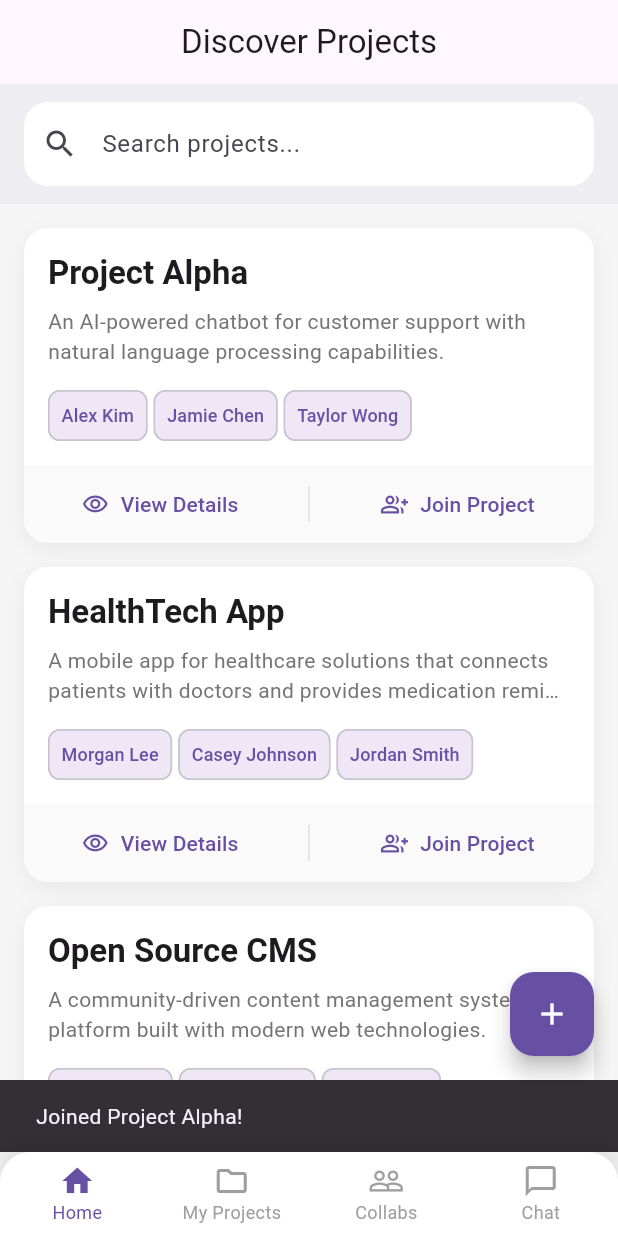
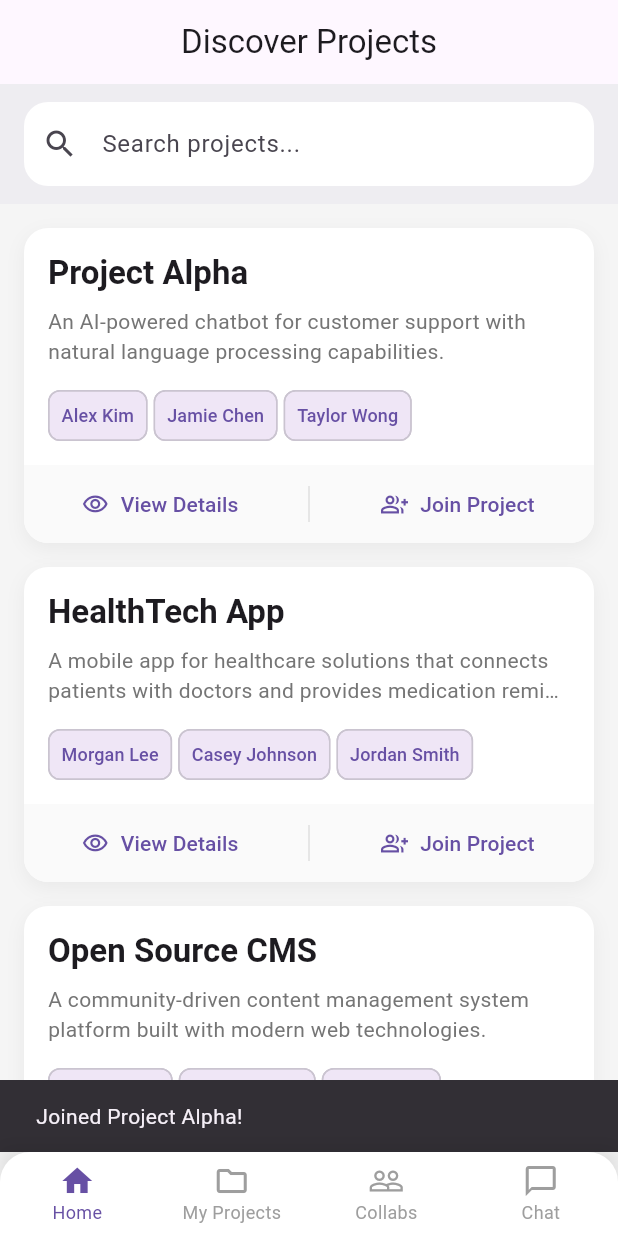
Before and after one commit to DaveSaah/collabhub, a Flutter app: the screen it shows once a user with an empty profile is signed in, after a tap on "Join Project", on a phone screen of 412 x 824 dp. Run offline on Flutter 3.47's test engine with Material 3 defaults, Android fonts, the light colour scheme and no system bars; our stand-ins replace cloud_firestore, firebase_auth, firebase_core; accounts and stored records are empty.

Commit message:
removed the add floatingactionbutton

```diff
--- a/lib/features/auth/login_screen.dart
+++ b/lib/features/auth/login_screen.dart
@@ -11,11 +11,43 @@ class LoginScreen extends StatefulWidget {
   State<LoginScreen> createState() => _LoginScreenState();
 }
 
-class _LoginScreenState extends State<LoginScreen> {
+class _LoginScreenState extends State<LoginScreen> with SingleTickerProviderStateMixin {
   bool _obscureText = true;
+  bool _isLoading = false;
   final TextEditingController _emailController = TextEditingController();
   final TextEditingController _passwordController = TextEditingController();
   final AuthService _authService = AuthService();
+
+  // Animation controllers
+  late AnimationController _animationController;
+  late Animation<double> _fadeAnimation;
+  late Animation<double> _scaleAnimation;
+
+  @override
+  void initState() {
+    super.initState();
+    _animationController = AnimationController(
+      vsync: this,
+      duration: const Duration(milliseconds: 600),
+    );
+
+    _fadeAnimation = Tween<double>(begin: 0.0, end: 1.0).animate(
+      CurvedAnimation(
+        parent: _animationController,
+        curve: Curves.easeIn,
+      ),
+    );
+
+    _scaleAnimation = Tween<double>(begin: 0.8, end: 1.0).animate(
+      CurvedAnimation(
+        parent: _animationController,
+        curve: Curves.easeOutBack,
+      ),
+    );
+
+    // Start the animation when the screen loads
+    _animationController.forward();
+  }
 
   // Validation functions
   bool _isValidAshesiEmail(String email) {
@@ -59,9 +91,19 @@ class _LoginScreenState extends State<LoginScreen> {
       return;
     }
 
+    // Start loading animation
+    setState(() {
+      _isLoading = true;
+    });
+
     try {
       await _authService.signInWithEmailAndPassword(email, password);
       if (mounted) {
+        // Stop loading animation
+        setState(() {
+          _isLoading = false;
+        });
+
         showDialog(
           context: context,
           builder:
@@ -73,8 +115,18 @@ class _LoginScreenState extends State<LoginScreen> {
                 onDismiss: () {
                   Navigator.pushReplacement(
                     context,
-                    MaterialPageRoute(
-                      builder: (context) => const ProjectListingsScreen(),
+                    PageRouteBuilder(
+                      pageBuilder: (context, animation, secondaryAnimation) => const ProjectListingsScreen(),
+                      transitionsBuilder: (context, animation, secondaryAnimation, child) {
+                        var begin = const Offset(1.0, 0.0);
+                        var end = Offset.zero;
+                        var curve = Curves.easeInOut;
+                        var tween = Tween(begin: begin, end: end).chain(CurveTween(curve: curve));
+                        return SlideTransition(
+                          position: animation.drive(tween),
+                          child: child,
+                        );
+                      },
                     ),
                   );
                 },
@@ -83,6 +135,11 @@ class _LoginScreenState extends State<LoginScreen> {
       }
     } catch (e) {
       if (mounted) {
+        // Stop loading animation
+        setState(() {
+          _isLoading = false;
+        });
+
         String errorMessage = 'Login failed';
         IconData errorIcon = Icons.error_outline;
 
@@ -114,6 +171,7 @@ class _LoginScreenState extends State<LoginScreen> {
   void dispose() {
     _emailController.dispose();
     _passwordController.dispose();
+    _animationController.dispose();
     super.dispose();
   }
 
@@ -121,7 +179,11 @@ class _LoginScreenState extends State<LoginScreen> {
   Widget build(BuildContext context) {
     return Scaffold(
       backgroundColor: Colors.white,
-      body: Center(
+      body: FadeTransition(
+        opacity: _fadeAnimation,
+        child: ScaleTransition(
+          scale: _scaleAnimation,
+          child: Center(
             child: SingleChildScrollView(
               child: Padding(
                 padding: const EdgeInsets.all(24.0),
@@ -291,9 +353,9 @@ class _LoginScreenState extends State<LoginScreen> {
                     ),
                     const SizedBox(height: 32),
 
-                // Sign In Button
+                    // Sign In Button with Loading Animation
                     ElevatedButton(
-                  onPressed: _loginUser,
+                      onPressed: _isLoading ? null : _loginUser,
                       style: ElevatedButton.styleFrom(
                         backgroundColor: Colors.deepPurple,
                         padding: const EdgeInsets.symmetric(vertical: 16),
@@ -301,8 +363,18 @@ class _LoginScreenState extends State<LoginScreen> {
                         shape: RoundedRectangleBorder(
                           borderRadius: BorderRadius.circular(4),
                         ),
+                        disabledBackgroundColor: Colors.deepPurple.shade200,
                       ),
-                  child: Row(
+                      child: _isLoading
+                        ? const SizedBox(
+                            height: 20,
+                            width: 20,
+                            child: CircularProgressIndicator(
+                              strokeWidth: 2,
+                              valueColor: AlwaysStoppedAnimation<Color>(Colors.white),
+                            ),
+                          )
+                        : Row(
                           mainAxisAlignment: MainAxisAlignment.center,
                           children: const [
                             Text(
@@ -359,6 +431,8 @@ class _LoginScreenState extends State<LoginScreen> {
               ),
             ),
           ),
+        ),
+      ),
     );
   }
 }
--- a/lib/features/projects/project_listings_screen.dart
+++ b/lib/features/projects/project_listings_screen.dart
@@ -462,13 +462,13 @@ class _ProjectListingsScreenState extends State<ProjectListingsScreen> {
           ),
         ],
       ),
-      floatingActionButton: FloatingActionButton(
-        onPressed: () {
-          // abeiku do your magic here
-        },
-        backgroundColor: Theme.of(context).colorScheme.primary,
-        child: const Icon(Icons.add, color: Colors.white),
-      ),
+      // floatingActionButton: FloatingActionButton(
+      //   onPressed: () {
+      //     // abeiku do your magic here
+      //   },
+      //   backgroundColor: Theme.of(context).colorScheme.primary,
+      //   child: const Icon(Icons.add, color: Colors.white),
+      // ),
       bottomNavigationBar: Container(
         decoration: BoxDecoration(
           boxShadow: [
```
Lines whose indentation alone changed are shown as unchanged.
